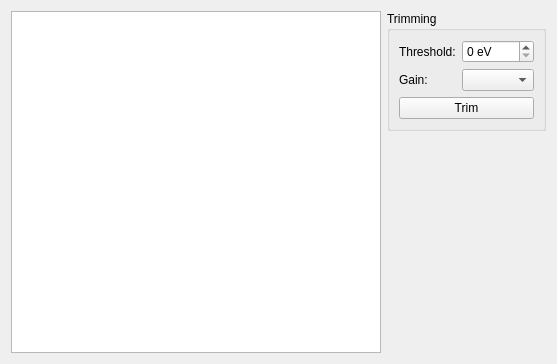
Above: cct/qtgui2/devices/pilatus/pilatus.ui from awacha/cct before the change. Below: the same form after it.
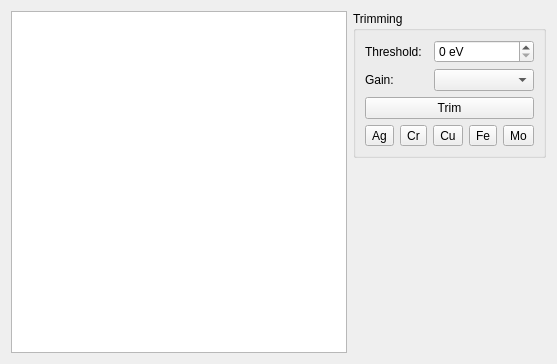
That is the form after the change. Icons and pictures are not drawn.

Commit message: Pilatus detector quick trimming

```diff
--- a/cct/qtgui2/devices/pilatus/pilatus.ui
+++ b/cct/qtgui2/devices/pilatus/pilatus.ui
@@ -19,7 +19,14 @@
   </property>
   <layout class="QHBoxLayout" name="horizontalLayout">
    <item>
-    <widget class="QTreeView" name="treeView"/>
+    <widget class="QTreeView" name="treeView">
+     <property name="sizePolicy">
+      <sizepolicy hsizetype="Expanding" vsizetype="Expanding">
+       <horstretch>1</horstretch>
+       <verstretch>0</verstretch>
+      </sizepolicy>
+     </property>
+    </widget>
    </item>
    <item>
     <layout class="QVBoxLayout" name="verticalLayout">
@@ -28,7 +35,24 @@
        <property name="title">
         <string>Trimming</string>
        </property>
-       <layout class="QFormLayout" name="formLayout">
+       <layout class="QGridLayout" name="gridLayout">
+        <item row="2" column="0" colspan="3">
+         <widget class="QPushButton" name="trimPushButton">
+          <property name="text">
+           <string>Trim</string>
+          </property>
+         </widget>
+        </item>
+        <item row="1" column="0">
+         <widget class="QLabel" name="label_2">
+          <property name="text">
+           <string>Gain:</string>
+          </property>
+          <property name="buddy">
+           <cstring>gainComboBox</cstring>
+          </property>
+         </widget>
+        </item>
         <item row="0" column="0">
          <widget class="QLabel" name="label">
           <property name="text">
@@ -36,29 +60,82 @@
           </property>
          </widget>
         </item>
-        <item row="0" column="1">
+        <item row="0" column="2">
          <widget class="QSpinBox" name="thresholdSpinBox">
+          <property name="sizePolicy">
+           <sizepolicy hsizetype="MinimumExpanding" vsizetype="Fixed">
+            <horstretch>0</horstretch>
+            <verstretch>0</verstretch>
+           </sizepolicy>
+          </property>
           <property name="suffix">
            <string> eV</string>
           </property>
          </widget>
         </item>
-        <item row="1" column="0">
-         <widget class="QLabel" name="label_2">
-          <property name="text">
-           <string>Gain:</string>
+        <item row="1" column="2">
+         <widget class="QComboBox" name="gainComboBox">
+          <property name="sizePolicy">
+           <sizepolicy hsizetype="MinimumExpanding" vsizetype="Fixed">
+            <horstretch>0</horstretch>
+            <verstretch>0</verstretch>
+           </sizepolicy>
           </property>
          </widget>
         </item>
-        <item row="1" column="1">
-         <widget class="QComboBox" name="gainComboBox"/>
-        </item>
-        <item row="2" column="0" colspan="2">
-         <widget class="QPushButton" name="trimPushButton">
-          <property name="text">
-           <string>Trim</string>
-          </property>
-         </widget>
+        <item row="3" column="0" colspan="3">
+         <layout class="QHBoxLayout" name="horizontalLayout_2">
+          <item>
+           <widget class="QToolButton" name="setAgToolButton">
+            <property name="toolTip">
+             <string>Trim the detector for Ag radiation</string>
+            </property>
+            <property name="text">
+             <string>Ag</string>
+            </property>
+           </widget>
+          </item>
+          <item>
+           <widget class="QToolButton" name="setCrToolButton">
+            <property name="toolTip">
+             <string>Trim the detector for Cr radiation</string>
+            </property>
+            <property name="text">
+             <string>Cr</string>
+            </property>
+           </widget>
+          </item>
+          <item>
+           <widget class="QToolButton" name="setCuToolButton">
+            <property name="toolTip">
+             <string>Trim the detector for Cu radiation</string>
+            </property>
+            <property name="text">
+             <string>Cu</string>
+            </property>
+           </widget>
+          </item>
+          <item>
+           <widget class="QToolButton" name="setFeToolButton">
+            <property name="toolTip">
+             <string>Trim the detector for Fe radiation</string>
+            </property>
+            <property name="text">
+             <string>Fe</string>
+            </property>
+           </widget>
+          </item>
+          <item>
+           <widget class="QToolButton" name="setMoToolButton">
+            <property name="toolTip">
+             <string>Trim the detector for Mo radiation</string>
+            </property>
+            <property name="text">
+             <string>Mo</string>
+            </property>
+           </widget>
+          </item>
+         </layout>
         </item>
        </layout>
       </widget>
```
Left out of the diff: 3 changed lines with no effect on the pictures. The commit also changes 1 other file.
